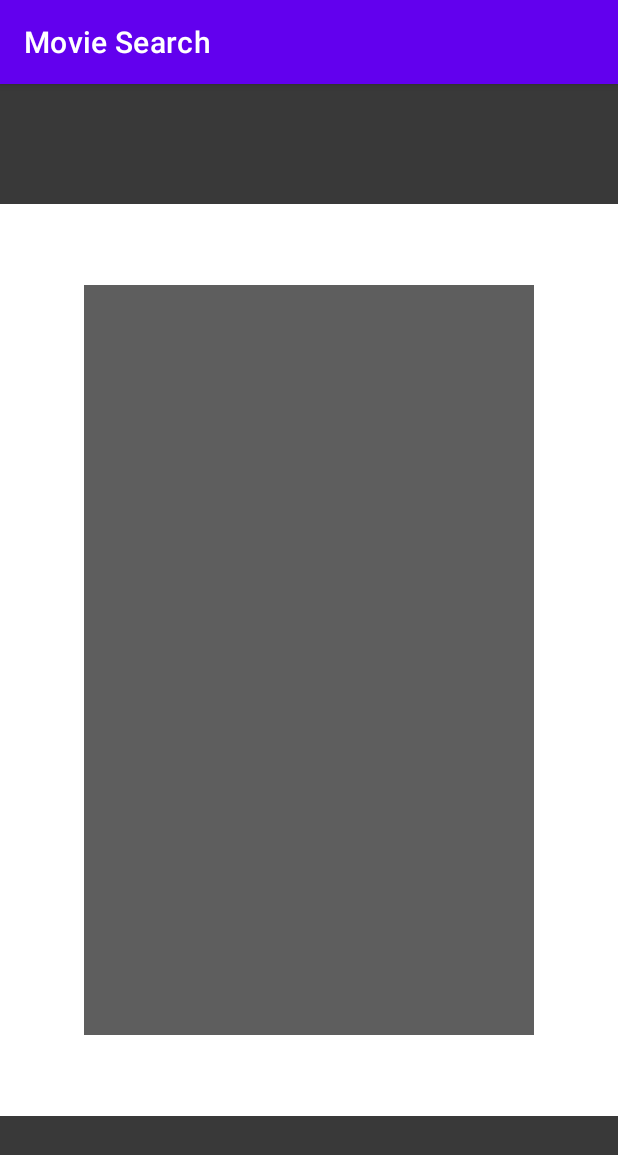
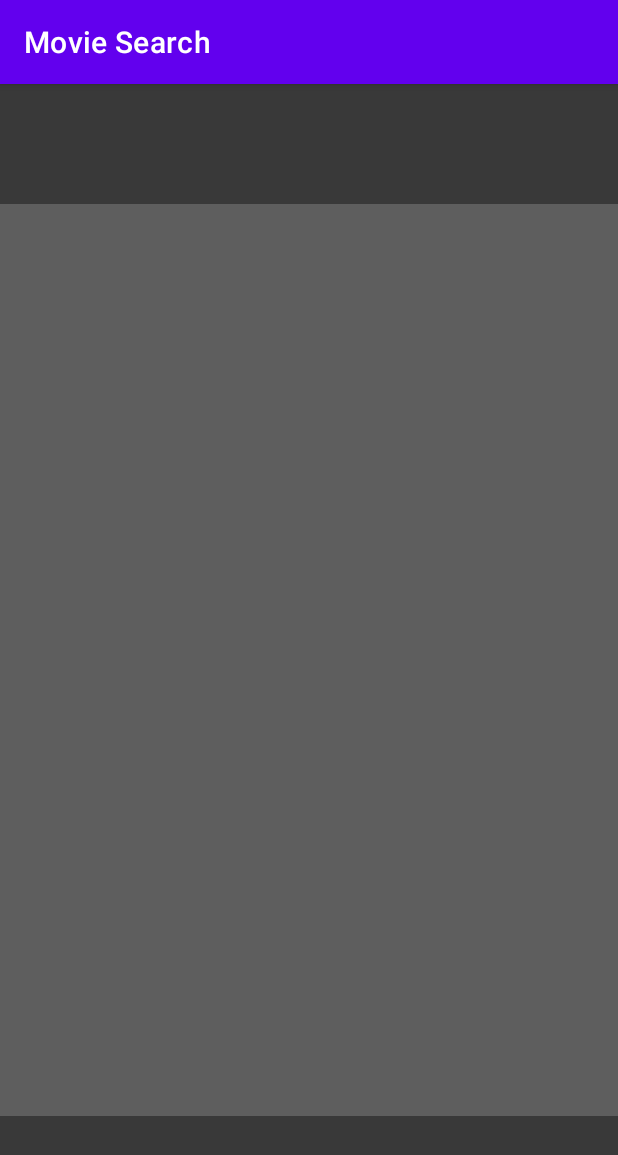
Before and after one commit to RVKovalchuk/PetProject_app_MovieSearch, an Android app: the screen it shows after launch (MainActivity), on a phone screen of 412 x 824 dp. Shown: the top 1155 px of the screen. Run offline under Robolectric (Android 15) with nearby library versions, the light colour scheme and no system bars.

Commit message:
Added constraints of top bar, bottom bar and backgrounds layout.

```diff
--- a/app/src/main/res/layout/activity_main.xml
+++ b/app/src/main/res/layout/activity_main.xml
@@ -5,29 +5,34 @@
     android:layout_width="match_parent"
     android:layout_height="match_parent"
     tools:context=".MainActivity">
-<LinearLayout
-    android:layout_width="300dp"
-    android:layout_height="500dp"
-    android:orientation="vertical"
-    app:layout_constraintBottom_toBottomOf="parent"
-    app:layout_constraintTop_toTopOf="parent"
-    app:layout_constraintStart_toStartOf="parent"
-    app:layout_constraintEnd_toEndOf="parent"
-    android:background="@color/grey"/>
 
-  <FrameLayout
-      android:layout_width="match_parent"
-      android:layout_height="80dp"
-      android:background="@color/grey_dark"
-      app:layout_constraintBottom_toBottomOf="parent"
-      app:layout_constraintStart_toStartOf="parent"
-      app:layout_constraintEnd_toEndOf="parent"/>
+    <LinearLayout
+        android:id="@+id/background_layout_main_activity"
+        android:layout_width="match_parent"
+        android:layout_height="match_parent"
+        android:layout_marginTop="80dp"
+        android:layout_marginBottom="80dp"
+        android:background="@color/grey"
+        android:orientation="vertical" />
+
     <FrameLayout
+        android:id="@+id/top_bar_main_activity"
         android:layout_width="match_parent"
         android:layout_height="80dp"
         android:background="@color/grey_dark"
-        app:layout_constraintTop_toTopOf="parent"
+        app:layout_constraintBottom_toTopOf="@id/background_layout_main_activity"
+        app:layout_constraintEnd_toEndOf="parent"
         app:layout_constraintStart_toStartOf="parent"
-        app:layout_constraintEnd_toEndOf="parent"/>
+        app:layout_constraintTop_toTopOf="parent" />
+
+    <FrameLayout
+        android:id="@+id/bottom_bar_main_activity"
+        android:layout_width="match_parent"
+        android:layout_height="80dp"
+        android:background="@color/grey_dark"
+        app:layout_constraintBottom_toBottomOf="parent"
+        app:layout_constraintEnd_toEndOf="parent"
+        app:layout_constraintStart_toStartOf="parent"
+        app:layout_constraintTop_toBottomOf="@id/background_layout_main_activity" />
 
 </androidx.constraintlayout.widget.ConstraintLayout>
```
